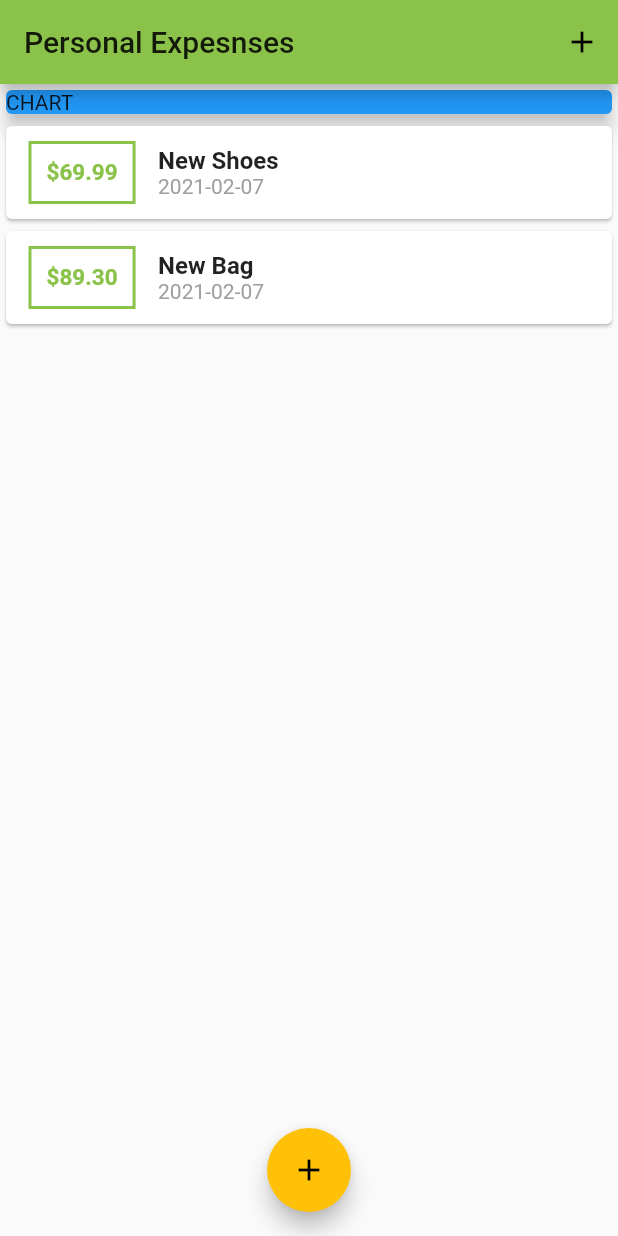
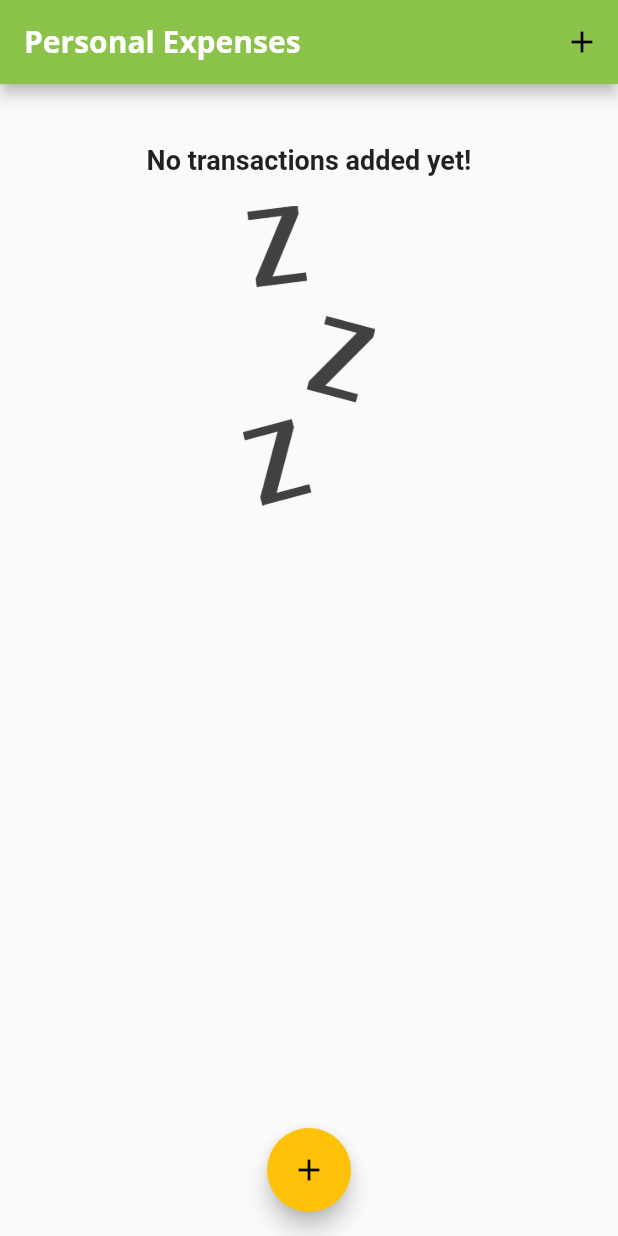
Before and after one commit to KavisaraSrisuwatcharee/udemy-flutter, a Flutter app: the screen it shows after launch, on a phone screen of 412 x 824 dp. Run offline on Flutter 3.47's test engine with Material 2 defaults, Android fonts, the phone set to English and light mode, and no system bars; Roboto replaces fonts that are missing (Open Sans, Quicksand).

Commit message:
[ADD] add chart

```diff
--- a/personal_expense/lib/main.dart
+++ b/personal_expense/lib/main.dart
@@ -2,6 +2,7 @@ import 'package:flutter/material.dart';
 import 'package:personal_expense/widgets/new_transaction.dart';
 import './widgets/transaction_list.dart';
 import './models/transaction.dart';
+import './widgets/chart.dart';
 
 void main() {
   runApp(MyApp());
@@ -15,7 +16,18 @@ class MyApp extends StatelessWidget {
       theme: ThemeData(
           primarySwatch: Colors.lightGreen,
           accentColor: Colors.amber,
-      ),
+          fontFamily: 'Quicksand',
+          textTheme: ThemeData.light().textTheme.copyWith(
+              title: TextStyle(
+                  fontFamily: 'Quicksand',
+                  fontWeight: FontWeight.bold,
+                  fontSize: 18)),
+          appBarTheme: AppBarTheme(
+              textTheme: ThemeData.light().textTheme.copyWith(
+                  title: TextStyle(
+                      fontFamily: 'OpenSans',
+                      fontSize: 20,
+                      fontWeight: FontWeight.bold)))),
       home: MyHomePage(),
     );
   }
@@ -30,10 +42,19 @@ class MyHomePage extends StatefulWidget {
 
 class _MyHomePageState extends State<MyHomePage> {
   final List<Transaction> _userTransactions = [
-    Transaction(
-        id: 't1', title: 'New Shoes', amount: 69.99, date: DateTime.now()),
-    Transaction(id: 't2', title: 'New Bag', amount: 89.30, date: DateTime.now())
+    // Transaction(
+    //     id: 't1', title: 'New Shoes', amount: 69.99, date: DateTime.now()),
+    // Transaction(id: 't2', title: 'New Bag', amount: 89.30, date: DateTime.now())
   ];
+  List<Transaction> get _recentTransactions {
+    return _userTransactions.where((tx) {
+      return tx.date.isAfter(
+        DateTime.now().subtract(
+          Duration(days: 7),
+        ),
+      );
+    }).toList();
+  }
 
   void _addNewTransaction(String txTitle, double txAmount) {
     final newTx = Transaction(
@@ -62,7 +83,12 @@ class _MyHomePageState extends State<MyHomePage> {
   @override
   Widget build(BuildContext context) {
     return Scaffold(
-      appBar: AppBar(title: Text('Personal Expesnses'), actions: <Widget>[
+      appBar: AppBar(
+          title: Text(
+            'Personal Expenses',
+            style: TextStyle(fontFamily: 'Open Sans'),
+          ),
+          actions: <Widget>[
             IconButton(
               icon: Icon(Icons.add),
               onPressed: () => startAddNewTransaction(context),
@@ -73,14 +99,7 @@ class _MyHomePageState extends State<MyHomePage> {
           // mainAxisAlignment: MainAxisAlignment.spaceAround,
           crossAxisAlignment: CrossAxisAlignment.stretch,
           children: <Widget>[
-            Container(
-              width: double.infinity,
-              child: Card(
-                color: Colors.blue,
-                child: Text('CHART'),
-                elevation: 5,
-              ),
-            ),
+            Chart(_recentTransactions),
             TransactionList(_userTransactions),
           ],
         ),
--- /dev/null
+++ b/personal_expense/lib/widgets/chart.dart
@@ -0,0 +1,40 @@
+import 'package:flutter/material.dart';
+import 'package:intl/intl.dart';
+import '../models/transaction.dart';
+
+class Chart extends StatelessWidget {
+  final List<Transaction> recentTransactions;
+  Chart(this.recentTransactions);
+
+  List<Map<String, Object>> get groupedTransactionValues {
+    return List.generate(7, (index) {
+      final weekDay = DateTime.now().subtract(
+        Duration(days: index),
+      );
+      double totalSum = 0.0;
+
+      for (var i = 0; i < recentTransactions.length; i++) {
+        if (recentTransactions[i].date.day == weekDay.day &&
+            recentTransactions[i].date.month == weekDay.month &&
+            recentTransactions[i].date.year == weekDay.year) {
+          totalSum += recentTransactions[i].amount;
+        }
+      }
+      print(DateFormat.E().format(weekDay));
+      print(totalSum);
+      return {'day': DateFormat.E().format(weekDay), 'amount': totalSum};
+    });
+  }
+
+  @override
+  Widget build(BuildContext context) {
+    print(groupedTransactionValues);
+    return Card(
+      elevation: 6,
+      margin: EdgeInsets.all(20),
+      child: Row(
+        children: <Widget>[],
+      ),
+    );
+  }
+}
--- a/personal_expense/lib/widgets/transaction_list.dart
+++ b/personal_expense/lib/widgets/transaction_list.dart
@@ -10,16 +10,37 @@ class TransactionList extends StatelessWidget {
   Widget build(BuildContext context) {
     return Container(
       height: 300,
-      child: ListView.builder(
+      child: transactions.isEmpty
+          ? Column(
+              children: <Widget>[
+                Text(
+                  'No transactions added yet!',
+                  style: Theme.of(context).textTheme.title,
+                ),
+                SizedBox(
+                  height: 20,
+                ),
+                Container(
+                  height: 200,
+                  child: Image.asset(
+                    'assets/images/waiting.png',
+                    fit: BoxFit.cover,
+                  ),
+                ),
+              ],
+            )
+          : ListView.builder(
               itemBuilder: (ctx, index) {
                 return Card(
                   child: Row(
                     children: <Widget>[
                       Container(
-                  margin: EdgeInsets.symmetric(vertical: 10, horizontal: 15),
+                        margin:
+                            EdgeInsets.symmetric(vertical: 10, horizontal: 15),
                         decoration: BoxDecoration(
                             border: Border.all(
-                          color: Theme.of(context).primaryColor, width: 2)),
+                                color: Theme.of(context).primaryColor,
+                                width: 2)),
                         padding: EdgeInsets.all(10),
                         child: Text(
                           '\$${transactions[index].amount.toStringAsFixed(2)}',
@@ -33,13 +54,13 @@ class TransactionList extends StatelessWidget {
                       Column(
                         crossAxisAlignment: CrossAxisAlignment.start,
                         children: <Widget>[
-                    Text(
-                      transactions[index].title,
-                      style:
-                          TextStyle(fontSize: 16, fontWeight: FontWeight.bold),
+                          Text(transactions[index].title,
+                              style: Theme.of(context).textTheme.title
+                              // TextStyle(fontSize: 16, fontWeight: FontWeight.bold),
                               ),
                           Text(
-                      DateFormat('yyyy-MM-dd').format(transactions[index].date),
+                            DateFormat('yyyy-MM-dd')
+                                .format(transactions[index].date),
                             style: TextStyle(color: Colors.grey),
                           ),
                         ],
```
Also changed, not shown: personal_expense/pubspec.yaml (+13 -16 lines), personal_expense/assets/fonts/OpenSans-Bold.ttf (added), personal_expense/assets/fonts/OpenSans-Regular.ttf (added), personal_expense/assets/fonts/Quicksand-Bold.ttf (added), personal_expense/assets/fonts/Quicksand-Light.ttf (added), personal_expense/assets/fonts/Quicksand-Medium.ttf (added), personal_expense/assets/fonts/Quicksand-Regular.ttf (added), personal_expense/assets/images/waiting.png (added). Lines whose indentation alone changed are shown as unchanged.
